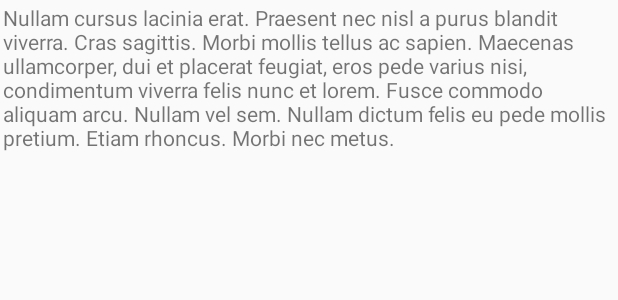
After one commit to lumo1/testAndroidGit01, an Android app: the layout testowe.xml on its own in the app's theme, with its tools: preview values and no code run, on a phone screen of 412 x 824 dp. The commit adds this screen. Shown: the top 300 px of the screen. Run offline under Robolectric (Android 15) with nearby library versions, the phone set to English and light mode, and no system bars.

Commit message:
new layout, new string

```diff
--- /dev/null
+++ b/app/src/main/res/layout/testowe.xml
@@ -0,0 +1,16 @@
+<?xml version="1.0" encoding="utf-8"?>
+<RelativeLayout xmlns:android="http://schemas.android.com/apk/res/android"
+    android:layout_width="match_parent" android:layout_height="match_parent">
+
+    <TextView
+        android:layout_width="wrap_content"
+        android:layout_height="wrap_content"
+        android:text="@string/longtext"
+        android:id="@+id/textView"
+        android:layout_alignParentTop="true"
+        android:layout_alignParentRight="true"
+        android:layout_alignParentEnd="true"
+        android:layout_alignParentLeft="true"
+        android:layout_alignParentStart="true"
+        android:padding="2dp" />
+</RelativeLayout>
--- a/app/src/main/res/values/strings.xml
+++ b/app/src/main/res/values/strings.xml
@@ -6,4 +6,6 @@
     <string name="opcja_1">Opcja 1</string>
     <string name="opcja_2">Opcja 2</string>
     <string name="akceptuj">Akceptuję !</string>
+    <string name="longtext">Nullam cursus lacinia erat. Praesent nec nisl a purus blandit viverra. Cras sagittis. Morbi mollis tellus ac sapien. Maecenas ullamcorper, dui et placerat feugiat, eros pede varius nisi, condimentum viverra felis nunc et lorem.
+Fusce commodo aliquam arcu. Nullam vel sem. Nullam dictum felis eu pede mollis pretium. Etiam rhoncus. Morbi nec metus.</string>
 </resources>
```
